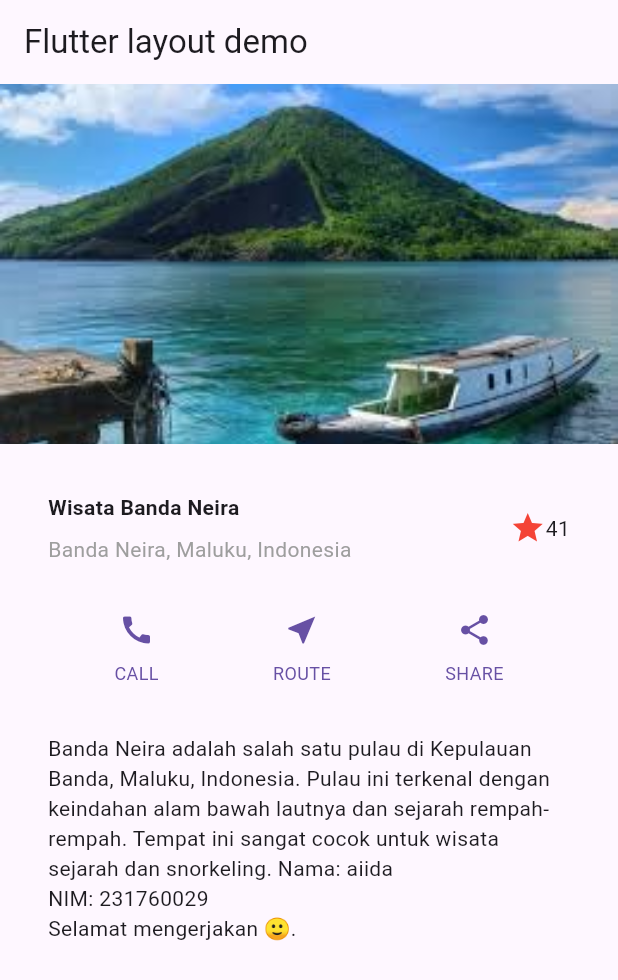
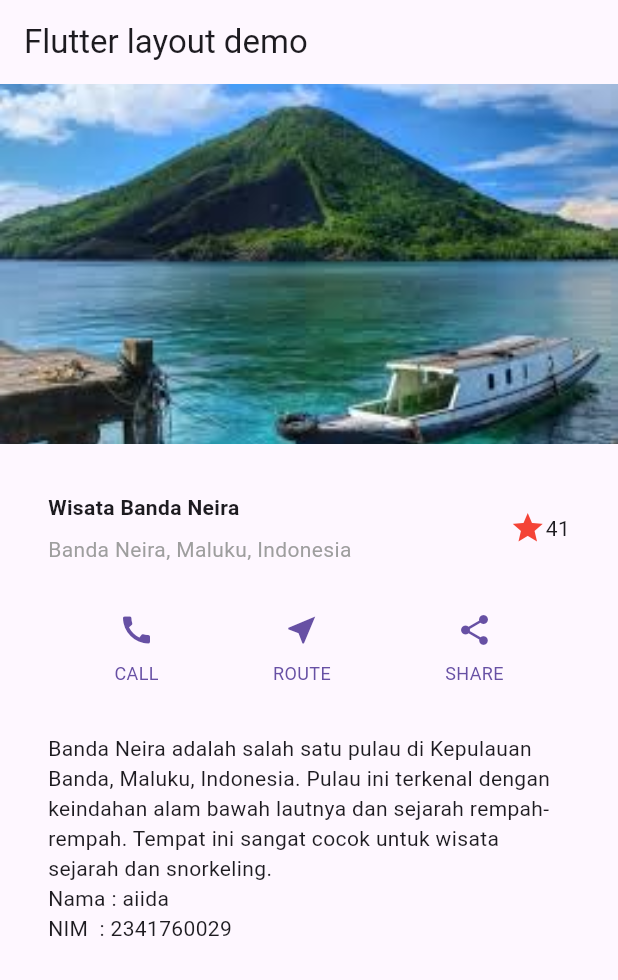
Before and after one commit to aidatulrosida/layout_flutter, a Flutter app: the screen it shows after launch, on a phone screen of 412 x 824 dp. Shown: the top 980 px of the screen. Run offline on Flutter 3.47's test engine with Material 3 defaults, Android fonts, the phone set to English and light mode, and no system bars.

Commit message:
tugas praktikum 1 done

```diff
--- a/lib/main.dart
+++ b/lib/main.dart
@@ -58,12 +58,12 @@ class MyApp extends StatelessWidget {
     // Text section widget
     Widget textSection = Container(
       padding: const EdgeInsets.all(32),
-      child: const Text(
+            child: const Text(
         'Banda Neira adalah salah satu pulau di Kepulauan Banda, Maluku, Indonesia. '
         'Pulau ini terkenal dengan keindahan alam bawah lautnya dan sejarah rempah-rempah. '
-        'Tempat ini sangat cocok untuk wisata sejarah dan snorkeling. '
-        'Nama: aiida\nNIM: 231760029\n'
-        'Selamat mengerjakan 🙂.',
+        'Tempat ini sangat cocok untuk wisata sejarah dan snorkeling.\n'
+        'Nama : aiida\n'
+        'NIM  : 2341760029',
         softWrap: true,
       ),
     );
```
Also changed, not shown: images/3.jpg.
